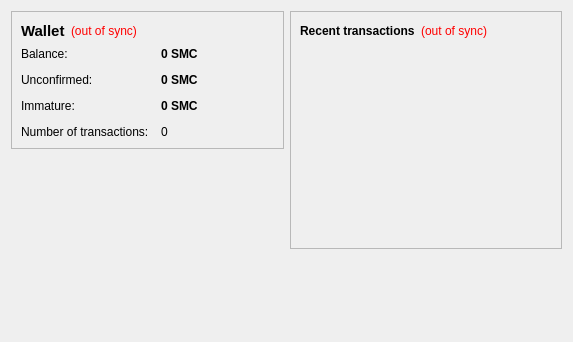
Old version of the form src/qt/forms/overviewpage.ui in the repository exilecoin/exilecoin.
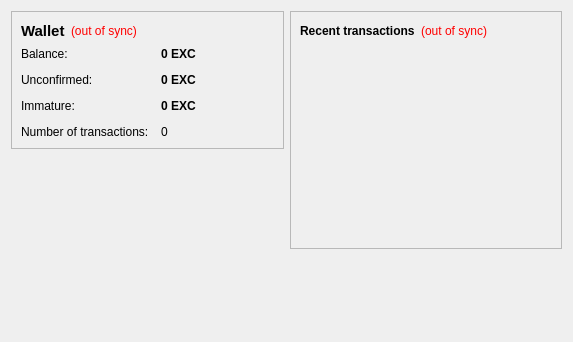
New version of the form.

The edit to the form file:
```diff
--- a/src/qt/forms/overviewpage.ui
+++ b/src/qt/forms/overviewpage.ui
@@ -105,7 +105,7 @@
              <string>Your current balance</string>
             </property>
             <property name="text">
-             <string notr="true">0 SMC</string>
+             <string notr="true">0 EXC</string>
             </property>
             <property name="textInteractionFlags">
              <set>Qt::LinksAccessibleByMouse|Qt::TextSelectableByKeyboard|Qt::TextSelectableByMouse</set>
@@ -134,7 +134,7 @@
              <string>Total of transactions that have yet to be confirmed, and do not yet count toward the current balance</string>
             </property>
             <property name="text">
-             <string notr="true">0 SMC</string>
+             <string notr="true">0 EXC</string>
             </property>
             <property name="textInteractionFlags">
              <set>Qt::LinksAccessibleByMouse|Qt::TextSelectableByKeyboard|Qt::TextSelectableByMouse</set>
@@ -177,7 +177,7 @@
              <string>Mined balance that has not yet matured</string>
             </property>
             <property name="text">
-             <string notr="true">0 SMC</string>
+             <string notr="true">0 EXC</string>
             </property>
             <property name="textInteractionFlags">
              <set>Qt::LinksAccessibleByMouse|Qt::TextSelectableByKeyboard|Qt::TextSelectableByMouse</set>
```
Left out of the diff: 4 changed lines with no effect on the pictures.
